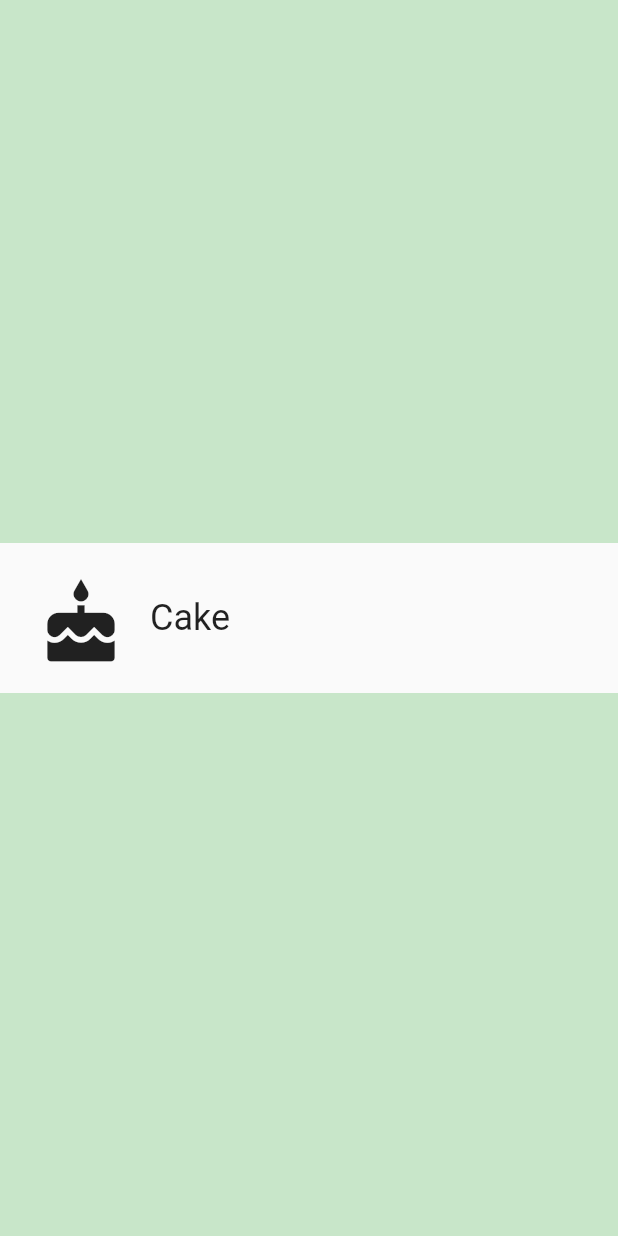
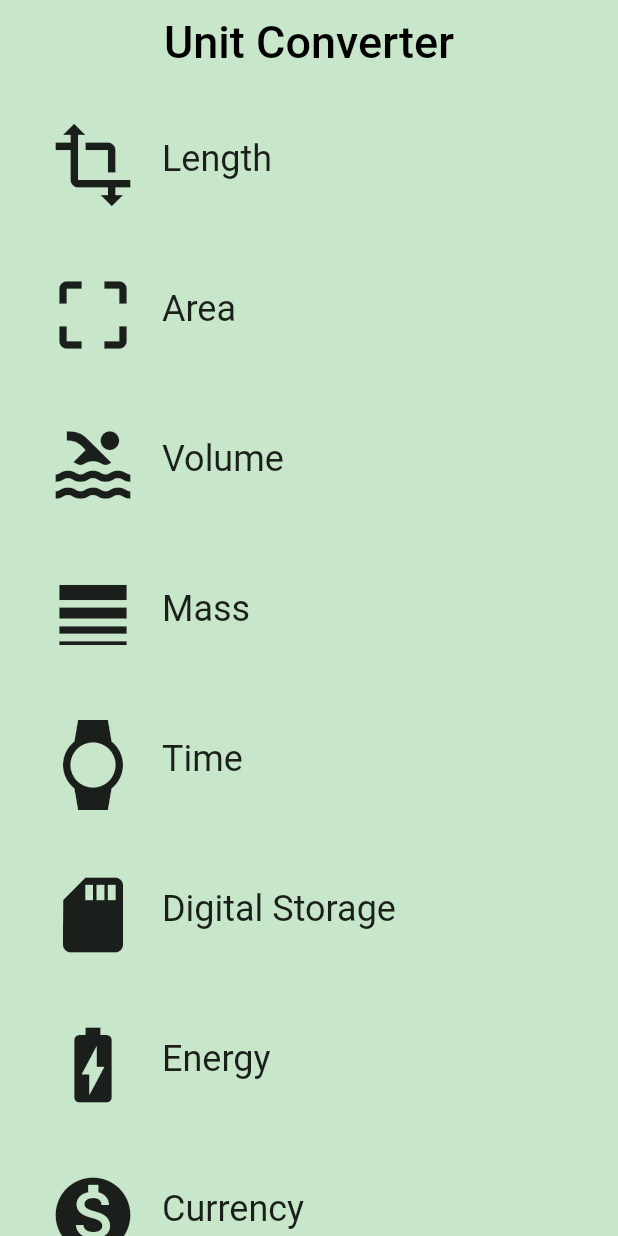
Before and after one commit to vinchris/measure_flutter_app, a Flutter app: the screen it shows after launch, on a phone screen of 412 x 824 dp. Run offline on Flutter 3.47's test engine with Material 2 defaults, Android fonts, the phone set to English and light mode, and no system bars.

Commit message:
category_route created
created the categories screen

```diff
--- a/measure_flutter_app/lib/category.dart
+++ b/measure_flutter_app/lib/category.dart
@@ -17,11 +17,19 @@ class Category extends StatelessWidget {
   /// the UI, and the icon that represents it (e.g. a ruler).
   // TODO: You'll need the name, color, and iconLocation from main.dart
 
-  final String _name;
-  final IconData _icon;
-  final Color _color;
+  final String name;
+  final ColorSwatch color;
+  final IconData iconLocation;
 
-  const Category(this._icon, this._color, this._name);
+  const Category({
+    Key key,
+    @required this.name,
+    @required this.color,
+    @required this.iconLocation,
+  })  : assert(name != null),
+        assert(color != null),
+        assert(iconLocation != null),
+        super(key: key);
 
   /// Builds a custom widget that shows [Category] information.
   ///
@@ -34,23 +42,38 @@ class Category extends StatelessWidget {
   Widget build(BuildContext context) {
     // TODO: Build the custom widget here, referring to the Specs.
     return Material(
-      child:
-      Container(//color: Colors.green,
+      color: Colors.transparent,
+      child: Container(
+        //color: Colors.green,
         height: 100.0,
         padding: EdgeInsets.all(8.0),
-      child: InkWell(borderRadius: BorderRadius.circular(50.0),
-        child:
-      Row(
+        child: InkWell(
+          borderRadius: BorderRadius.circular(50.0),
+          child: Row(
+            crossAxisAlignment: CrossAxisAlignment.stretch,
             children: <Widget>[
               Padding(
                 padding: EdgeInsets.all(16.0),
-            child: Icon(_icon,size: 60,),
+                child: Icon(
+                  iconLocation,
+                  size: 60,
                 ),
-          Center(child:Text(_name, style: new TextStyle(fontSize: 24.0),)),
+              ),
+              Center(
+                  child: Text(
+                name,
+                textAlign: TextAlign.center,
+                style: new TextStyle(fontSize: 24.0),
+              )),
             ],
-      ),onTap: () {
+          ),
+          onTap: () {
             print("it's tapped!");
-      },splashColor: _color,highlightColor: _color,),
-    ),);
+          },
+          splashColor: color,
+          highlightColor: color,
+        ),
+      ),
+    );
   }
 }
--- /dev/null
+++ b/measure_flutter_app/lib/category_route.dart
@@ -0,0 +1,84 @@
+import 'package:flutter/material.dart';
+import 'category.dart';
+
+final _backgroundColor = Colors.green[100];
+
+class CategoryRoute extends StatelessWidget {
+
+  const CategoryRoute();
+  static const _categoryNames = <String>[
+    'Length',
+    'Area',
+    'Volume',
+    'Mass',
+    'Time',
+    'Digital Storage',
+    'Energy',
+    'Currency',
+  ];
+
+  static const _icons = <IconData>[
+    Icons.transform,
+    Icons.crop_free,
+    Icons.pool,
+    Icons.line_weight,
+    Icons.watch,
+    Icons.sd_card,
+    Icons.battery_charging_full,
+    Icons.monetization_on
+  ];
+
+  static const _baseColors = <Color>[
+    Colors.teal,
+    Colors.orange,
+    Colors.pinkAccent,
+    Colors.blueAccent,
+    Colors.yellow,
+    Colors.greenAccent,
+    Colors.purpleAccent,
+    Colors.red,
+  ];
+
+  Widget _buildCategoryWidgets(List<Widget> categories) {
+    return ListView.builder(
+      itemBuilder: (BuildContext context, int index) => categories[index],
+      itemCount: categories.length,);
+  }
+
+  @override
+  Widget build(BuildContext context) {
+    final categories = <Category>[];
+
+    // from above. Use a placeholder icon, such as `Icons.cake` for each
+    // Category. We'll add custom icons later.
+
+    for (var i = 0; i < _categoryNames.length; i++) {
+      categories.add(Category(
+        name: _categoryNames[i],
+        color: _baseColors[i],
+        iconLocation: _icons[i],
+      ));
+    }
+    final listView = Container(color: _backgroundColor,
+      padding: EdgeInsets.symmetric(horizontal: 8.0),
+      child: _buildCategoryWidgets(categories),);
+
+    final appBar = AppBar(
+      elevation: 0.0,
+      title: Text(
+        'Unit Converter',
+        style: TextStyle(
+          color: Colors.black,
+          fontSize: 30.0,
+        ),
+      ),
+      centerTitle: true,
+      backgroundColor: _backgroundColor,
+    );
+
+    return Scaffold(
+      appBar: appBar,
+      body: listView,
+    );
+  }
+}
--- a/measure_flutter_app/lib/main.dart
+++ b/measure_flutter_app/lib/main.dart
@@ -8,7 +8,7 @@ import 'package:flutter/material.dart';
 // You can use a relative import, i.e. `import 'category.dart';` or
 // a package import, as shown below.
 // More details at http://dart-lang.github.io/linter/lints/avoid_relative_lib_imports.html
-import 'category.dart';
+import 'category_route.dart';
 
 // TODO: Pass this information into your custom [Category] widget
 const _categoryName = 'Cake';
@@ -28,13 +28,7 @@ class UnitConverterApp extends StatelessWidget {
     return MaterialApp(
       debugShowCheckedModeBanner: false,
       title: 'Unit Converter',
-      home: Scaffold(
-        backgroundColor: Colors.green[100],
-        body: Center(
-          // TODO: Determine what properties you'll need to pass into the widget
-          child: Category(_categoryIcon,_categoryColor,_categoryName),
-        ),
-      ),
+      home: CategoryRoute(),
     );
   }
 }
```
Lines whose indentation alone changed are shown as unchanged.
